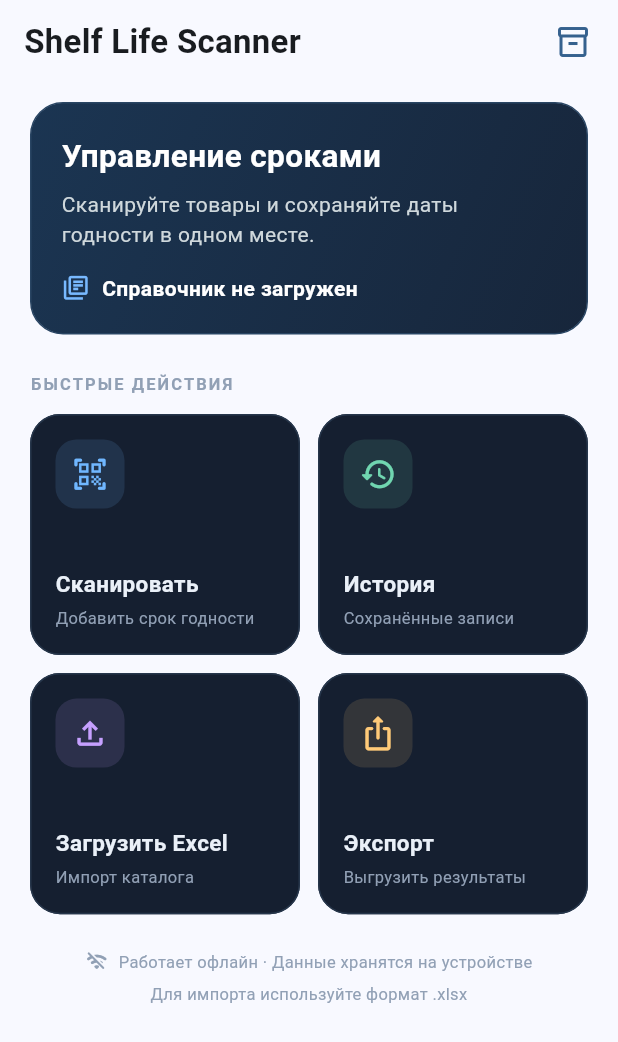
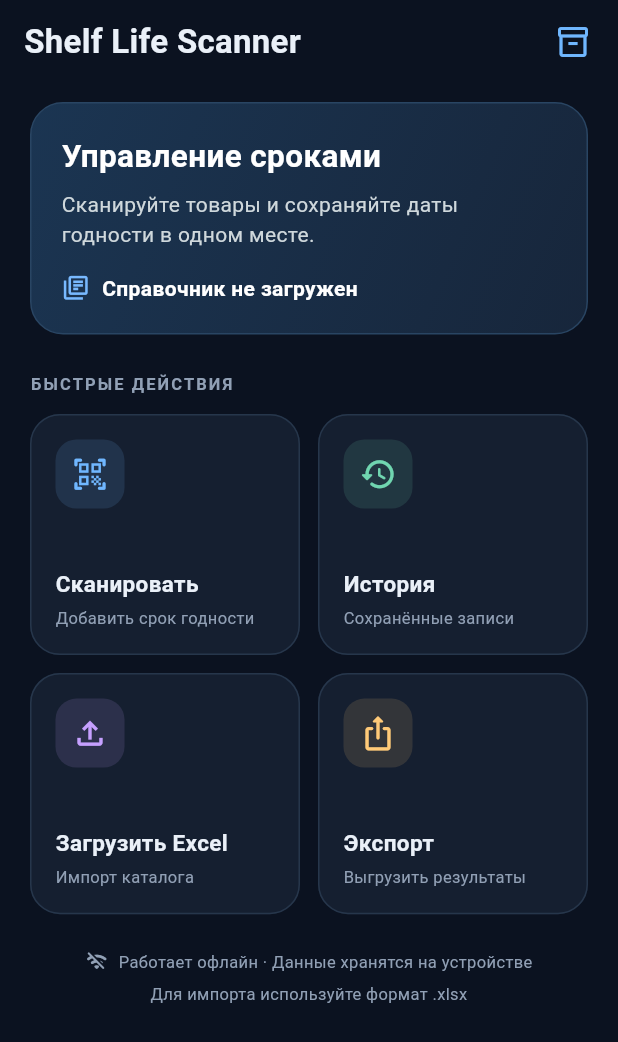
Before and after one commit to DarkVMD/Scanner_test, a Flutter app: the screen it shows after launch, on a phone screen of 412 x 824 dp. Shown: the top 1042 px of the screen. Run offline on Flutter 3.47's test engine with Material 3 defaults, Android fonts, the phone set to English and light mode, and no system bars; our stand-ins replace file_picker, share_plus, sqflite; missing offline and left inert: excel, mobile_scanner; accounts and stored records are empty.

Commit message:
Apply dark app-wide theme

```diff
--- a/lib/main.dart
+++ b/lib/main.dart
@@ -1,5 +1,9 @@
 import 'package:flutter/material.dart';
 import 'screens/home_screen.dart';
+
+const _background = Color(0xFF0B1220);
+const _surface = Color(0xFF151F30);
+const _primary = Color(0xFF70B7FF);
 
 void main() {
   WidgetsFlutterBinding.ensureInitialized();
@@ -8,11 +12,39 @@ void main() {
 
 class ShelfLifeApp extends StatelessWidget {
   const ShelfLifeApp({super.key});
+
   @override
   Widget build(BuildContext context) => MaterialApp(
-    title: 'Сроки годности',
+    title: 'Shelf Life Scanner',
     debugShowCheckedModeBanner: false,
-    theme: ThemeData(colorScheme: ColorScheme.fromSeed(seedColor: const Color(0xFF1769AA)), useMaterial3: true),
+    theme: ThemeData(
+      useMaterial3: true,
+      brightness: Brightness.dark,
+      scaffoldBackgroundColor: _background,
+      colorScheme: const ColorScheme.dark(
+        primary: _primary,
+        secondary: Color(0xFF70D6B0),
+        surface: _surface,
+        onSurface: Color(0xFFEAF0F8),
+        error: Color(0xFFFF7777),
+      ),
+      appBarTheme: const AppBarTheme(
+        backgroundColor: _background,
+        foregroundColor: Color(0xFFEAF0F8),
+        elevation: 0,
+        scrolledUnderElevation: 0,
+      ),
+      cardTheme: CardThemeData(color: _surface, elevation: 0, shape: RoundedRectangleBorder(borderRadius: BorderRadius.circular(18), side: const BorderSide(color: Color(0xFF26364B)))),
+      dialogTheme: DialogThemeData(backgroundColor: _surface, shape: RoundedRectangleBorder(borderRadius: BorderRadius.circular(22))),
+      inputDecorationTheme: InputDecorationTheme(
+        filled: true,
+        fillColor: const Color(0xFF101A29),
+        border: OutlineInputBorder(borderRadius: BorderRadius.circular(14), borderSide: const BorderSide(color: Color(0xFF30435C))),
+        enabledBorder: OutlineInputBorder(borderRadius: BorderRadius.circular(14), borderSide: const BorderSide(color: Color(0xFF30435C))),
+        focusedBorder: OutlineInputBorder(borderRadius: BorderRadius.circular(14), borderSide: const BorderSide(color: _primary, width: 1.5)),
+      ),
+      snackBarTheme: const SnackBarThemeData(behavior: SnackBarBehavior.floating),
+    ),
     home: const HomeScreen(),
   );
 }
```
